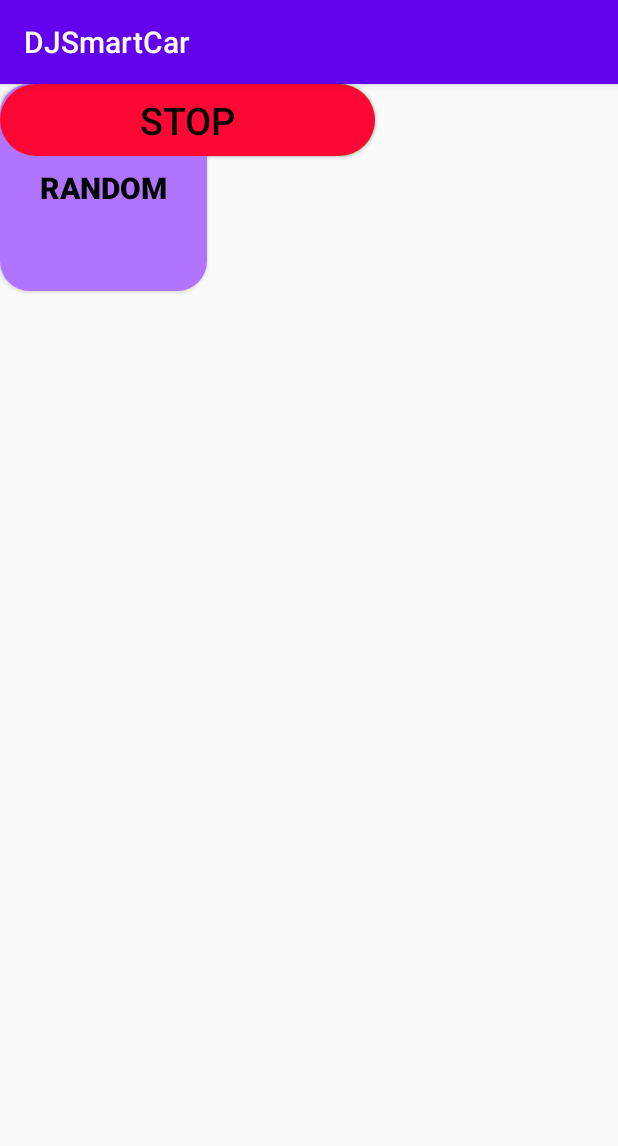
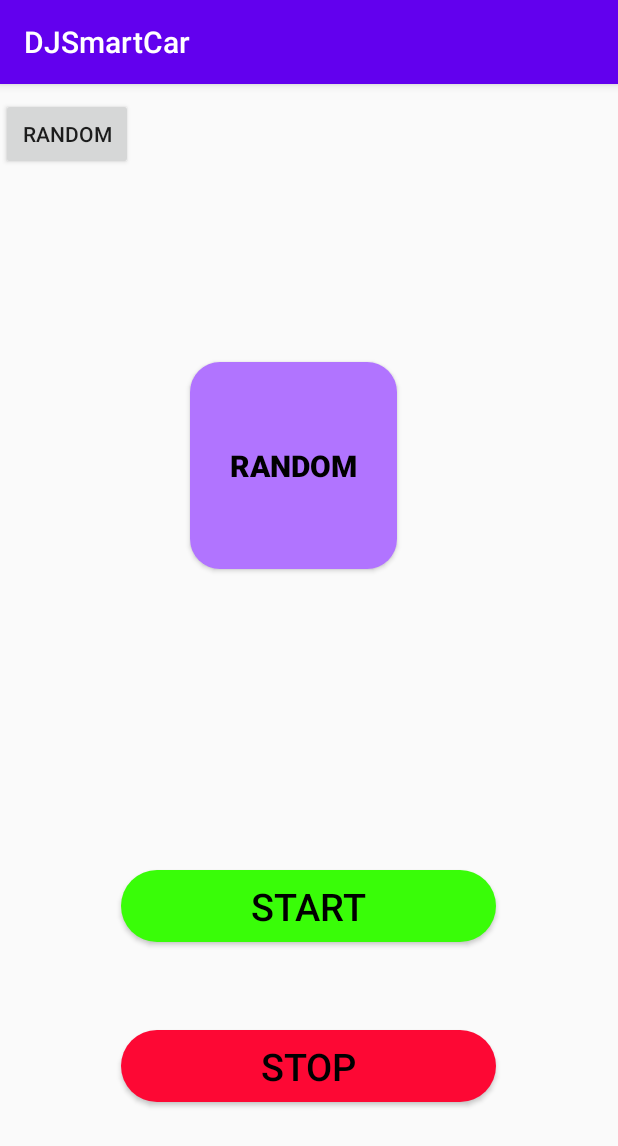
Before and after one commit to DIT112-V20/group-06, an Android app: the screen it shows after launch (MainActivity), on a phone screen of 412 x 824 dp. Shown: the top 1146 px of the screen. Run offline under Robolectric (Android 15) with nearby library versions, the phone set to English and light mode, and no system bars.

Commit message:
Add buttons and constraints
Added the two buttons for the app's home screen and added missing runtime contraints.

Resolves #44

```diff
--- a/src/app/app/src/main/res/layout/activity_main.xml
+++ b/src/app/app/src/main/res/layout/activity_main.xml
@@ -18,49 +18,76 @@
 
     <Button
         android:id="@+id/button_id"
+        android:layout_width="wrap_content"
         android:layout_height="wrap_content"
-        android:layout_width="wrap_content"
+        android:layout_marginEnd="323dp"
+        android:layout_marginBottom="457dp"
         android:text="@string/random_button"
+        app:layout_constraintBottom_toTopOf="@+id/startButton"
+        app:layout_constraintEnd_toEndOf="parent"
+        app:layout_constraintStart_toStartOf="parent"
+        app:layout_constraintTop_toTopOf="parent"
         tools:ignore="MissingConstraints" />
 
     <Button
+        android:id="@+id/startButton"
         android:layout_width="250dp"
         android:layout_height="wrap_content"
         android:layout_centerHorizontal="true"
         android:layout_centerVertical="true"
+        android:layout_marginStart="80dp"
+        android:layout_marginTop="105dp"
+        android:layout_marginEnd="81dp"
+        android:layout_marginBottom="29dp"
         android:background="@drawable/start_button"
         android:text="Start"
         android:textColor="#000"
         android:textSize="25sp"
         android:textStyle="normal"
-            tools:layout_editor_absoluteX="80dp"
-            tools:layout_editor_absoluteY="472dp" />
+        app:layout_constraintBottom_toTopOf="@+id/stopButton"
+        app:layout_constraintEnd_toEndOf="parent"
+        app:layout_constraintStart_toStartOf="parent"
+        app:layout_constraintTop_toBottomOf="@+id/randomButton" />
 
     <Button
+        android:id="@+id/randomButton"
         android:layout_width="138dp"
         android:layout_height="138dp"
         android:layout_centerHorizontal="true"
         android:layout_centerVertical="true"
+        android:layout_marginStart="126dp"
+        android:layout_marginTop="229dp"
+        android:layout_marginEnd="147dp"
+        android:layout_marginBottom="95dp"
         android:background="@drawable/random_button"
         android:text="Random"
         android:textColor="#000"
         android:textSize="20sp"
         android:textStyle="bold"
-            tools:layout_editor_absoluteX="126dp"
-            tools:layout_editor_absoluteY="229dp" />
+        app:layout_constraintBottom_toTopOf="@+id/startButton"
+        app:layout_constraintEnd_toEndOf="parent"
+        app:layout_constraintStart_toStartOf="parent"
+        app:layout_constraintTop_toTopOf="parent" />
 
     <Button
+        android:id="@+id/stopButton"
         android:layout_width="250dp"
         android:layout_height="wrap_content"
         android:layout_centerHorizontal="true"
         android:layout_centerVertical="true"
+        android:layout_marginStart="80dp"
+        android:layout_marginTop="29dp"
+        android:layout_marginEnd="81dp"
+        android:layout_marginBottom="134dp"
         android:background="@drawable/stop_button"
         android:text="Stop"
         android:textColor="#000"
         android:textSize="25sp"
         android:textStyle="normal"
-            tools:layout_editor_absoluteX="80dp"
-            tools:layout_editor_absoluteY="549dp" />
+        app:layout_constraintBottom_toBottomOf="parent"
+        app:layout_constraintEnd_toEndOf="parent"
+        app:layout_constraintStart_toStartOf="parent"
+        app:layout_constraintTop_toBottomOf="@+id/startButton" />
 
 
 </androidx.constraintlayout.widget.ConstraintLayout>
```
Also changed, not shown: src/app/app/src/main/res/drawable/home_buttons.xml (added, +8 -0 lines), src/app/app/src/main/res/layout/home_page.xml (added, +47 -0 lines). Lines whose indentation alone changed are shown as unchanged.
